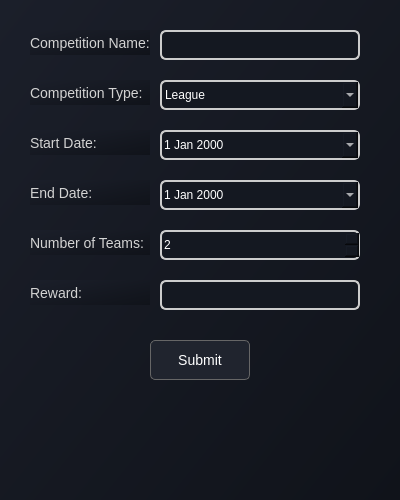
Above: updateform.ui from Azer-khadhraoui/ALDAWRY-FOOTBALL before the change. Below: the same form after it.
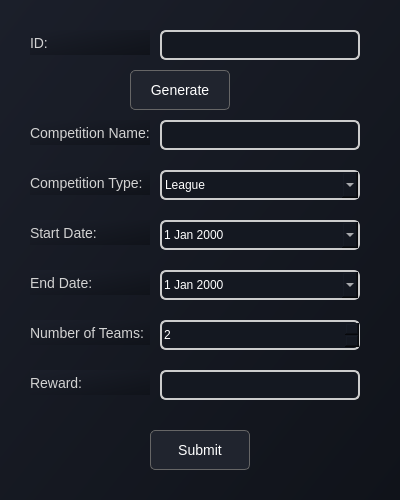
That is the form after the change.

What changed in the file:
```diff
--- a/updateform.ui
+++ b/updateform.ui
@@ -22,7 +22,7 @@
    <property name="geometry">
     <rect>
      <x>30</x>
-     <y>30</y>
+     <y>120</y>
      <width>120</width>
      <height>25</height>
     </rect>
@@ -38,7 +38,7 @@
    <property name="geometry">
     <rect>
      <x>160</x>
-     <y>30</y>
+     <y>120</y>
      <width>200</width>
      <height>30</height>
     </rect>
@@ -58,7 +58,7 @@
    <property name="geometry">
     <rect>
      <x>30</x>
-     <y>80</y>
+     <y>170</y>
      <width>120</width>
      <height>25</height>
     </rect>
@@ -74,7 +74,7 @@
    <property name="geometry">
     <rect>
      <x>160</x>
-     <y>80</y>
+     <y>170</y>
      <width>200</width>
      <height>30</height>
     </rect>
@@ -107,7 +107,7 @@
    <property name="geometry">
     <rect>
      <x>30</x>
-     <y>130</y>
+     <y>220</y>
      <width>120</width>
      <height>25</height>
     </rect>
@@ -123,7 +123,7 @@
    <property name="geometry">
     <rect>
      <x>160</x>
-     <y>130</y>
+     <y>220</y>
      <width>200</width>
      <height>30</height>
     </rect>
@@ -144,7 +144,7 @@
    <property name="geometry">
     <rect>
      <x>30</x>
-     <y>180</y>
+     <y>270</y>
      <width>120</width>
      <height>25</height>
     </rect>
@@ -160,7 +160,7 @@
    <property name="geometry">
     <rect>
      <x>160</x>
-     <y>180</y>
+     <y>270</y>
      <width>200</width>
      <height>30</height>
     </rect>
@@ -181,7 +181,7 @@
    <property name="geometry">
     <rect>
      <x>30</x>
-     <y>230</y>
+     <y>320</y>
      <width>120</width>
      <height>25</height>
     </rect>
@@ -197,7 +197,7 @@
    <property name="geometry">
     <rect>
      <x>160</x>
-     <y>230</y>
+     <y>320</y>
      <width>200</width>
      <height>30</height>
     </rect>
@@ -221,7 +221,7 @@
    <property name="geometry">
     <rect>
      <x>30</x>
-     <y>280</y>
+     <y>370</y>
      <width>120</width>
      <height>25</height>
     </rect>
@@ -237,7 +237,7 @@
    <property name="geometry">
     <rect>
      <x>160</x>
-     <y>280</y>
+     <y>370</y>
      <width>200</width>
      <height>30</height>
     </rect>
@@ -257,7 +257,7 @@
    <property name="geometry">
     <rect>
      <x>150</x>
-     <y>340</y>
+     <y>430</y>
      <width>100</width>
      <height>40</height>
     </rect>
@@ -274,6 +274,61 @@
     <string>Submit</string>
    </property>
   </widget>
+  <widget class="QLabel" name="label_comp_name_2">
+   <property name="geometry">
+    <rect>
+     <x>30</x>
+     <y>30</y>
+     <width>120</width>
+     <height>25</height>
+    </rect>
+   </property>
+   <property name="styleSheet">
+    <string notr="true">color: #D3D3D3; font-size: 14px;</string>
+   </property>
+   <property name="text">
+    <string>ID:</string>
+   </property>
+  </widget>
+  <widget class="QLineEdit" name="lineEdit_id">
+   <property name="geometry">
+    <rect>
+     <x>160</x>
+     <y>30</y>
+     <width>200</width>
+     <height>30</height>
+    </rect>
+   </property>
+   <property name="styleSheet">
+    <string notr="true">background-color: #141821;
+border: 2px solid #cccccc;
+border-radius: 6px;
+padding: 6px 10px;
+font-size: 14px;
+color: white;</string>
+   </property>
+  </widget>
+  <widget class="QPushButton" name="pushButton_submit_2">
+   <property name="geometry">
+    <rect>
+     <x>130</x>
+     <y>70</y>
+     <width>100</width>
+     <height>40</height>
+    </rect>
+   </property>
+   <property name="styleSheet">
+    <string notr="true">background-color: #20242e;
+color: white;
+border-radius: 5px;
+padding: 6px 12px;
+border: 1px solid #666666;
+font-size: 14px;</string>
+   </property>
+   <property name="text">
+    <string>Generate</string>
+   </property>
+  </widget>
  </widget>
  <resources/>
  <connections/>
```
Left out of the diff: 18 changed lines with no effect on the pictures.
